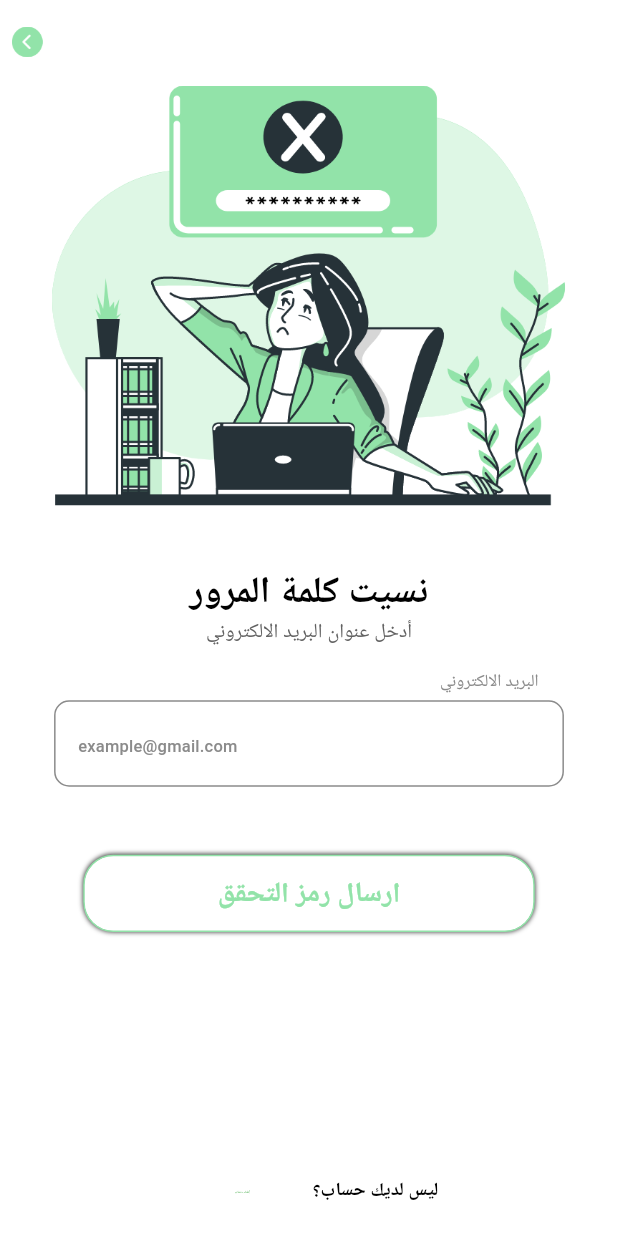
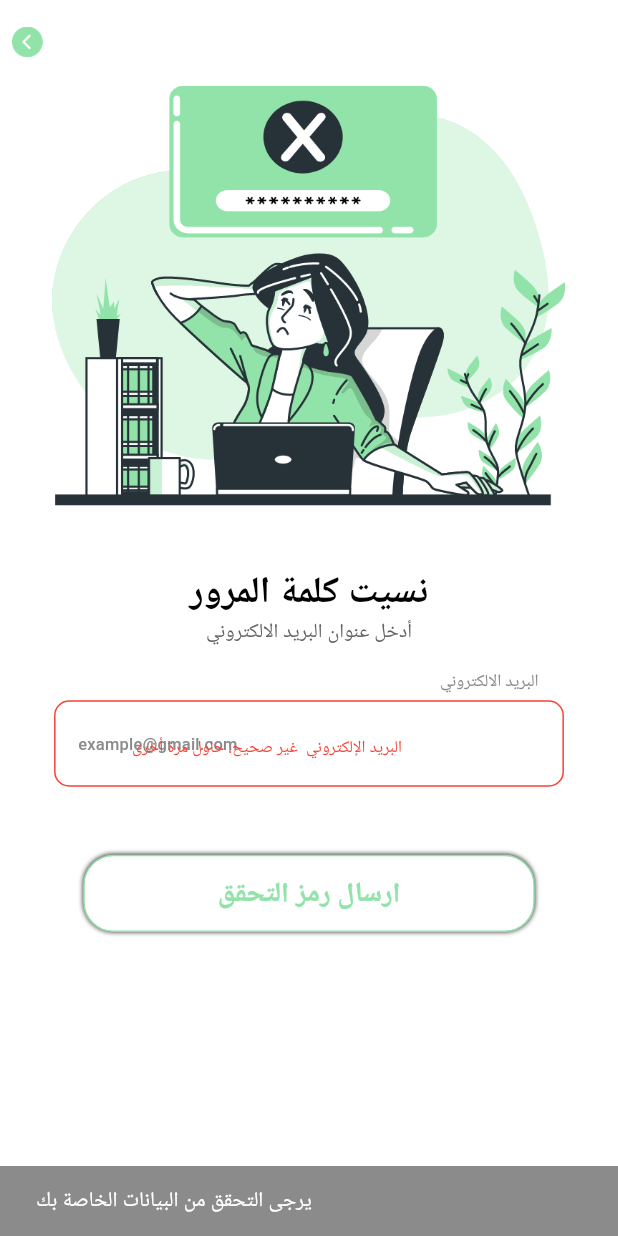
Before and after one commit to A-social-media-platform-for-readers/Thamarat-Mobile-App, a Flutter app: the ForgotPasswordScreen screen opened directly, after a tap on "ارسال رمز التحقق", on a phone screen of 412 x 824 dp. Run offline on Flutter 3.47's test engine with Material 2 defaults, Android fonts, the phone set to English and light mode, and no system bars; our stand-ins replace flutter_screenutil, google_fonts; Roboto replaces fonts that are missing (Cairo).

Commit message:
Add form validation and navigation to OTP screen

```diff
--- a/lib/views/screens/forgot_password_screen.dart
+++ b/lib/views/screens/forgot_password_screen.dart
@@ -6,6 +6,7 @@ import 'package:untitled/views/utils/app_colors.dart';
 import 'package:untitled/views/utils/app_fonts.dart';
 import '../common_widgets/forgot_password_appbar.dart';
 import '../common_widgets/login_text_field.dart';
+import 'otp_screen.dart';
 
 class ForgotPasswordScreen extends StatefulWidget {
   const ForgotPasswordScreen({super.key});
@@ -15,8 +16,8 @@ class ForgotPasswordScreen extends StatefulWidget {
 }
 
 class _ForgotPasswordScreenState extends State<ForgotPasswordScreen> {
+  final formKey = GlobalKey<FormState>();
   final TextEditingController emailController = TextEditingController();
-
   @override
   Widget build(BuildContext context) {
     return Scaffold(
@@ -70,6 +71,10 @@ class _ForgotPasswordScreenState extends State<ForgotPasswordScreen> {
               SizedBox(
                 height: 12.0.h,
               ),
+              Form(
+                key: formKey,
+                child: Column(
+                  children: [
                     LoginTextField(
                       controller: emailController,
                       lable: 'البريد الالكتروني',
@@ -80,7 +85,39 @@ class _ForgotPasswordScreenState extends State<ForgotPasswordScreen> {
                       height: 44.0.h,
                     ),
                     MaterialButton(
-                onPressed: () {},
+                      onPressed: () {
+                        if (formKey.currentState!.validate()) {
+                          setState(() {});
+                          final scaffoldContext = ScaffoldMessenger.of(context);
+                          scaffoldContext.hideCurrentSnackBar();
+                          scaffoldContext.showSnackBar(
+                            const SnackBar(
+                              backgroundColor: AppColors.color3,
+                              content: Text(
+                                "Loading ...",
+                                style: TextStyle(color: Colors.white),
+                              ),
+                              duration: Duration(seconds: 5),
+                            ),
+                          );
+                          Navigator.push(
+                            context,
+                            MaterialPageRoute(
+                                builder: (context) => const OtpScreen()),
+                          );
+                        } else {
+                          setState(() {});
+                          ScaffoldMessenger.of(context).hideCurrentSnackBar();
+                          ScaffoldMessenger.of(context)
+                              .showSnackBar(const SnackBar(
+                            backgroundColor: AppColors.color3,
+                            content: Text(
+                              "يرجى التحقق من البيانات الخاصة بك",
+                              style: TextStyle(color: Colors.white),
+                            ),
+                          ));
+                        }
+                      },
                       child: Container(
                         width: 263.w,
                         height: 50.h,
@@ -115,6 +152,9 @@ class _ForgotPasswordScreenState extends State<ForgotPasswordScreen> {
                         ),
                       ),
                     ),
+                  ],
+                ),
+              ),
               SizedBox(
                 height: 159.0.h,
               ),
```
Lines whose indentation alone changed are shown as unchanged.
